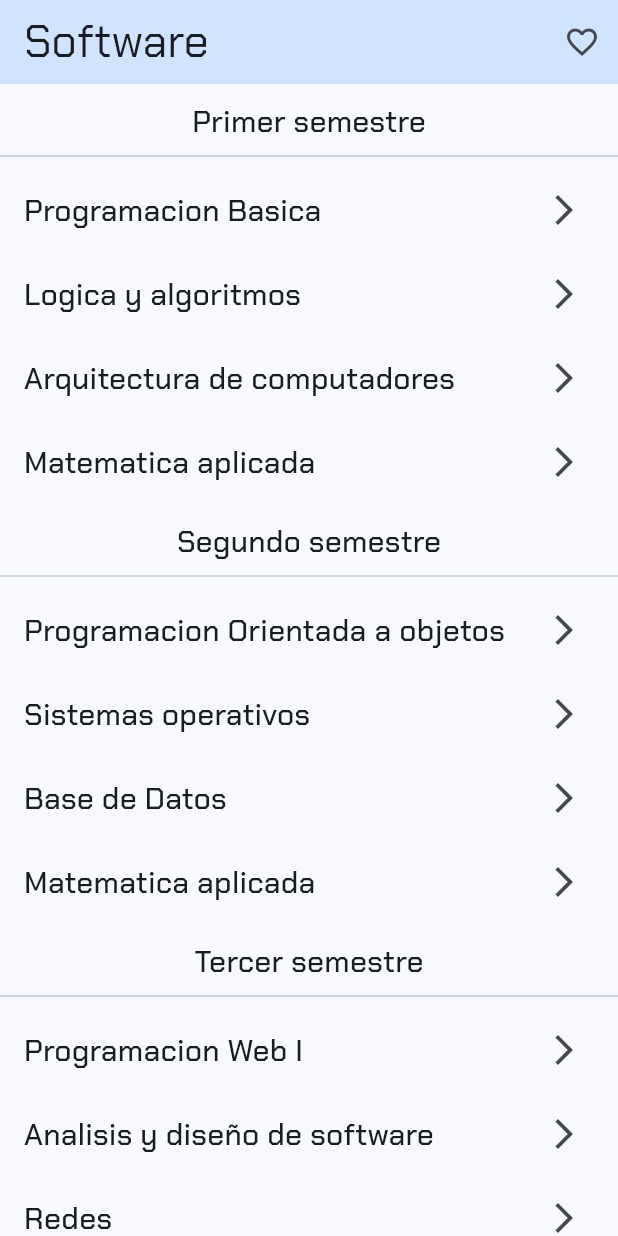
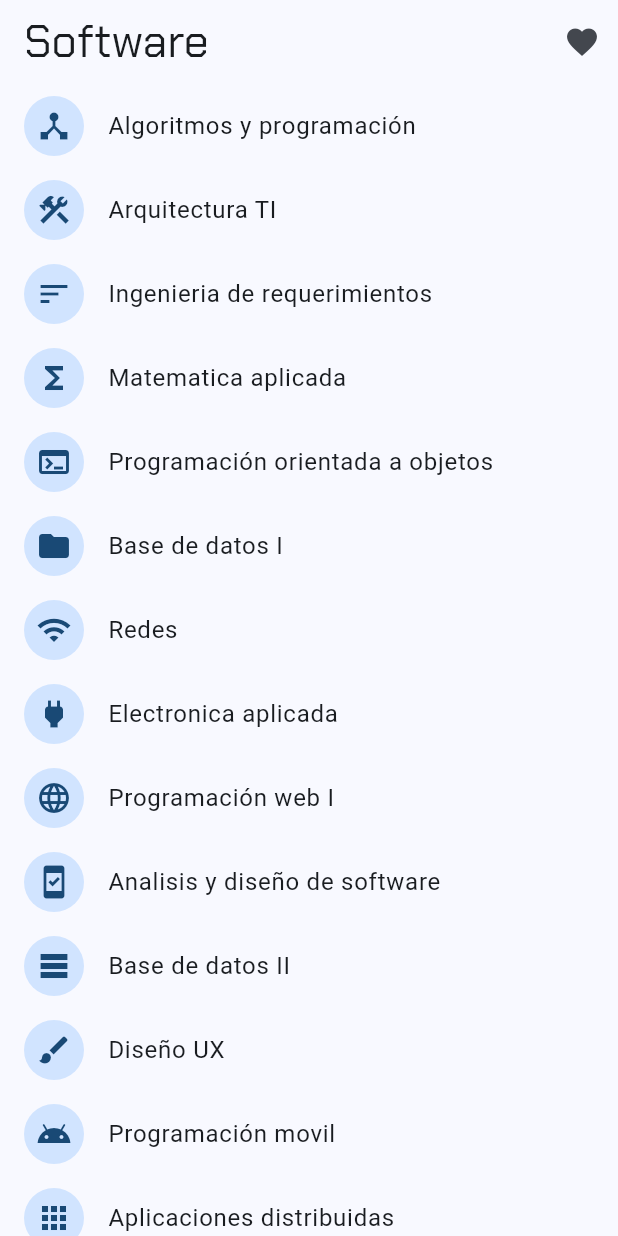
Before and after one commit to MateoLl1/EduPlay, a Flutter app: the SoftwareScreen screen opened by its route, on a phone screen of 412 x 824 dp. Run offline on Flutter 3.47's test engine with Material 3 defaults, Android fonts, the phone set to English and light mode, and no system bars; our stand-ins replace animate_do, flutter_riverpod, go_router, google_fonts.

Commit message:
creando la lista de materias

```diff
--- a/lib/config/router/app_router.dart
+++ b/lib/config/router/app_router.dart
@@ -1,6 +1,6 @@
 
+import 'package:go_router/go_router.dart';
 import 'package:games/presentation/screens/screens.dart';
-import 'package:go_router/go_router.dart';
 
 final appRouter = GoRouter(
   initialLocation: '/',
--- a/lib/main.dart
+++ b/lib/main.dart
@@ -14,7 +14,7 @@ class MyApp extends ConsumerWidget {
   @override
   Widget build(BuildContext context,ref) {
     SystemChrome.setPreferredOrientations([DeviceOrientation.portraitUp]);
-    final isDark = ref.watch(darkThemeProvider);
+    final isDark = MediaQuery.of(context).platformBrightness == Brightness.dark;
     final selectColor = ref.watch(selectColorProvider);
     return MaterialApp.router(
       routerConfig: appRouter,
--- a/lib/presentation/providers/providers.dart
+++ b/lib/presentation/providers/providers.dart
@@ -1,3 +1,3 @@
 
 
-export './dark_theme_provider.dart';
+export 'theme/dark_theme_provider.dart';
--- a/lib/presentation/screens/cursos/software/software_screen.dart
+++ b/lib/presentation/screens/cursos/software/software_screen.dart
@@ -1,127 +1,65 @@
+
+import 'package:flutter/material.dart';
+import 'package:go_router/go_router.dart';
+
+class SoftwareItem {
+  final String name;
+  final String path;
+  final IconData icon;
+  SoftwareItem({required this.name, required this.path, required this.icon});
+}
+
+final appSoftwareItem = <SoftwareItem> [
+  SoftwareItem(name: 'Algoritmos y programación', path: '/algo', icon: Icons.device_hub),
+  SoftwareItem(name: 'Arquitectura TI', path: '/algo', icon: Icons.construction),
+  SoftwareItem(name: 'Ingenieria de requerimientos', path: '/algo', icon: Icons.sort),
+  SoftwareItem(name: 'Matematica aplicada', path: '/algo', icon: Icons.functions),
+  SoftwareItem(name: 'Programación orientada a objetos', path: '/algo', icon: Icons.terminal),
+  SoftwareItem(name: 'Base de datos I', path: '/algo', icon: Icons.folder),
+  SoftwareItem(name: 'Redes', path: '/algo', icon: Icons.wifi),
+  SoftwareItem(name: 'Electronica aplicada', path: '/algo', icon: Icons.power),
+  SoftwareItem(name: 'Programación web I', path: '/algo', icon: Icons.language),
+  SoftwareItem(name: 'Analisis y diseño de software', path: '/algo', icon: Icons.security_update_good),
+  SoftwareItem(name: 'Base de datos II', path: '/algo', icon: Icons.table_rows),
+  SoftwareItem(name: 'Diseño UX', path: '/algo', icon: Icons.brush),
+  SoftwareItem(name: 'Programación movil', path: '/algo', icon: Icons.android),
+  SoftwareItem(name: 'Aplicaciones distribuidas', path: '/algo', icon: Icons.apps),
+  SoftwareItem(name: 'Gestion de infraestructura TI', path: '/algo', icon: Icons.fact_check),
+  SoftwareItem(name: 'Programación web II', path: '/algo', icon: Icons.public),
+];
 
 
-import 'package:flutter/material.dart';
-
-
-class SoftwareScreen extends StatefulWidget {
+class SoftwareScreen extends StatelessWidget {
   const SoftwareScreen({super.key});
 
   @override
-  State<SoftwareScreen> createState() => _SoftwareScreenState();
-}
-bool isFavoriteds = false;
-class _SoftwareScreenState extends State<SoftwareScreen> {
-  @override
   Widget build(BuildContext context) {
-    final colors = Theme.of(context).colorScheme;
-    final textStyle = Theme.of(context).textTheme;
     return Scaffold(
       appBar: AppBar(
-        backgroundColor: colors.primaryContainer,
-        title: Text('Software',style: textStyle.titleLarge),
+        title: const Text('Software'),
         actions: [
           IconButton(
-            icon: (isFavoriteds)
-            ? const Icon(Icons.favorite,color: Colors.red,)
-            : const Icon(Icons.favorite_outline,),
-            onPressed: (){
-              setState(() {
-                isFavoriteds = !isFavoriteds;
-              });
-            },
+            icon: const Icon(Icons.favorite),
+            onPressed: (){},
           )
         ],
       ),
+      body: SingleChildScrollView(
+        child: Column(
+          children: [
 
-    body: const _SoftwareView(),
-    );
-  }
-}
+            ...appSoftwareItem.map(
+              (e) => ListTile(
+                title: Text(e.name),
+                leading: CircleAvatar(child: Icon(e.icon),),
+                onTap: () => context.push(e.path),
+              )
+            ),
 
-class _SoftwareView extends StatelessWidget {
-  const _SoftwareView();
+            const  SizedBox(height: 50,)
 
-  @override
-  Widget build(BuildContext context) {
-    final textStyle = Theme.of(context).textTheme;
-    return SingleChildScrollView(
-      child: Column(
-        children: [
-          const SizedBox(height: 10,),
-          Text('Primer semestre',style: textStyle.titleMedium),
-          const Divider(),
-          ListTile(
-            onTap: (){},
-            trailing: const Icon(Icons.arrow_forward_ios_outlined),
-            title: Text('Programacion Basica',style: textStyle.titleMedium,),
-          ),
-          ListTile(
-            onTap: (){},
-            trailing: const Icon(Icons.arrow_forward_ios_outlined),
-            title: Text('Logica y algoritmos',style: textStyle.titleMedium,),
-          ),
-          ListTile(
-            onTap: (){},
-            trailing: const Icon(Icons.arrow_forward_ios_outlined),
-            title: Text('Arquitectura de computadores',style: textStyle.titleMedium,),
-          ),
-          ListTile(
-            onTap: (){},
-            trailing: const Icon(Icons.arrow_forward_ios_outlined),
-            title: Text('Matematica aplicada',style: textStyle.titleMedium,),
-          ),
-
-
-          const SizedBox(height: 10,),
-          Text('Segundo semestre',style: textStyle.titleMedium),
-          const Divider(),
-          ListTile(
-            onTap: (){},
-            trailing: const Icon(Icons.arrow_forward_ios_outlined),
-            title: Text('Programacion Orientada a objetos',style: textStyle.titleMedium,),
-          ),
-          ListTile(
-            onTap: (){},
-            trailing: const Icon(Icons.arrow_forward_ios_outlined),
-            title: Text('Sistemas operativos',style: textStyle.titleMedium,),
-          ),
-          ListTile(
-            onTap: (){},
-            trailing: const Icon(Icons.arrow_forward_ios_outlined),
-            title: Text('Base de Datos',style: textStyle.titleMedium,),
-          ),
-          ListTile(
-            onTap: (){},
-            trailing: const Icon(Icons.arrow_forward_ios_outlined),
-            title: Text('Matematica aplicada',style: textStyle.titleMedium,),
-          ),
-
-
-          const SizedBox(height: 10,),
-          Text('Tercer semestre',style: textStyle.titleMedium),
-          const Divider(),
-          ListTile(
-            onTap: (){},
-            trailing: const Icon(Icons.arrow_forward_ios_outlined),
-            title: Text('Programacion Web I',style: textStyle.titleMedium,),
-          ),
-          ListTile(
-            onTap: (){},
-            trailing: const Icon(Icons.arrow_forward_ios_outlined),
-            title: Text('Analisis y diseño de software',style: textStyle.titleMedium,),
-          ),
-          ListTile(
-            onTap: (){},
-            trailing: const Icon(Icons.arrow_forward_ios_outlined),
-            title: Text('Redes',style: textStyle.titleMedium,),
-          ),
-          ListTile(
-            onTap: (){},
-            trailing: const Icon(Icons.arrow_forward_ios_outlined),
-            title: Text('Estadistica',style: textStyle.titleMedium,),
-          ),
-
-        ],
+          ],
+        ),
       ),
     );
   }
```
Also changed, not shown: lib/presentation/providers/theme/dark_theme_provider.dart (renamed from lib/presentation/providers/dark_theme_provider.dart), 1 other file.
